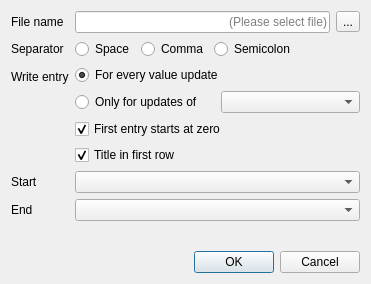
The window that modules/sensorSystem/projects/SensorSystemGui/src/ExportSensorTraceDialog.ui (OFFIS-Automation/Framework) describes before a commit, drawn with Qt 5.
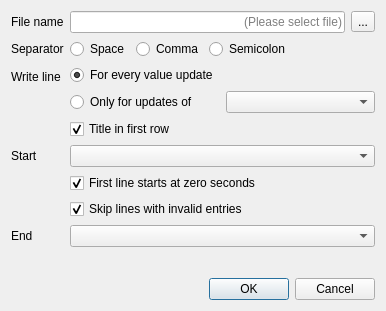
The same window after the commit.

Commit message: cleanup & export if one value is not there

Patch:
```diff
--- a/modules/sensorSystem/projects/SensorSystemGui/src/ExportSensorTraceDialog.ui
+++ b/modules/sensorSystem/projects/SensorSystemGui/src/ExportSensorTraceDialog.ui
@@ -6,8 +6,8 @@
    <rect>
     <x>0</x>
     <y>0</y>
-    <width>371</width>
-    <height>284</height>
+    <width>386</width>
+    <height>311</height>
    </rect>
   </property>
   <property name="windowTitle">
@@ -101,7 +101,7 @@
      <item row="2" column="0">
       <widget class="QLabel" name="writeEntryLabel">
        <property name="text">
-        <string>Write entry</string>
+        <string>Write line</string>
        </property>
       </widget>
      </item>
@@ -141,45 +141,61 @@
       </widget>
      </item>
      <item row="3" column="1">
-      <widget class="QCheckBox" name="startAtZero">
+      <widget class="QCheckBox" name="titlesInFirstRow">
        <property name="text">
-        <string>First entry starts at zero</string>
+        <string>Title in first row</string>
        </property>
        <property name="checked">
         <bool>true</bool>
        </property>
       </widget>
      </item>
-     <item row="5" column="0">
+     <item row="4" column="0">
       <widget class="QLabel" name="startLabel">
        <property name="text">
         <string>Start</string>
        </property>
       </widget>
      </item>
-     <item row="5" column="1">
+     <item row="4" column="1">
       <widget class="QComboBox" name="startMarker"/>
      </item>
-     <item row="6" column="0">
+     <item row="5" column="1">
+      <widget class="QCheckBox" name="startAtZero">
+       <property name="toolTip">
+        <string>The first entry will habe the timestamp 0 instead of the seconds elapsed since the start of the program</string>
+       </property>
+       <property name="text">
+        <string>First line starts at zero seconds</string>
+       </property>
+       <property name="checked">
+        <bool>true</bool>
+       </property>
+      </widget>
+     </item>
+     <item row="6" column="1">
+      <widget class="QCheckBox" name="onlyValidLines">
+       <property name="toolTip">
+        <string>If checked, every line will only have valid entries. If unchecked, if one or more values are undefined, the will appear as @INVALID in the trace file</string>
+       </property>
+       <property name="text">
+        <string>Skip lines with invalid entries</string>
+       </property>
+       <property name="checked">
+        <bool>true</bool>
+       </property>
+      </widget>
+     </item>
+     <item row="7" column="0">
       <widget class="QLabel" name="endLabel">
        <property name="text">
         <string>End</string>
        </property>
       </widget>
      </item>
-     <item row="6" column="1">
+     <item row="7" column="1">
       <widget class="QComboBox" name="endMarker"/>
      </item>
-     <item row="4" column="1">
-      <widget class="QCheckBox" name="titlesInFirstRow">
-       <property name="text">
-        <string>Title in first row</string>
-       </property>
-       <property name="checked">
-        <bool>true</bool>
-       </property>
-      </widget>
-     </item>
     </layout>
    </item>
    <item>
```
Left out of the diff: 7 changed lines with no effect on the pictures. The commit also changes 5 other files.
